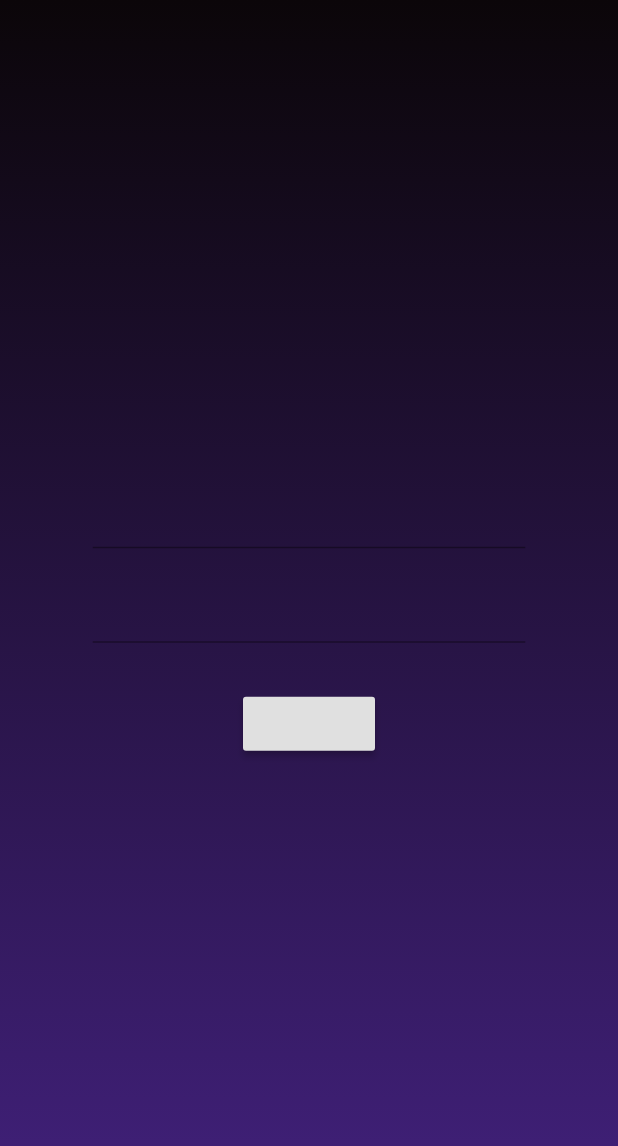
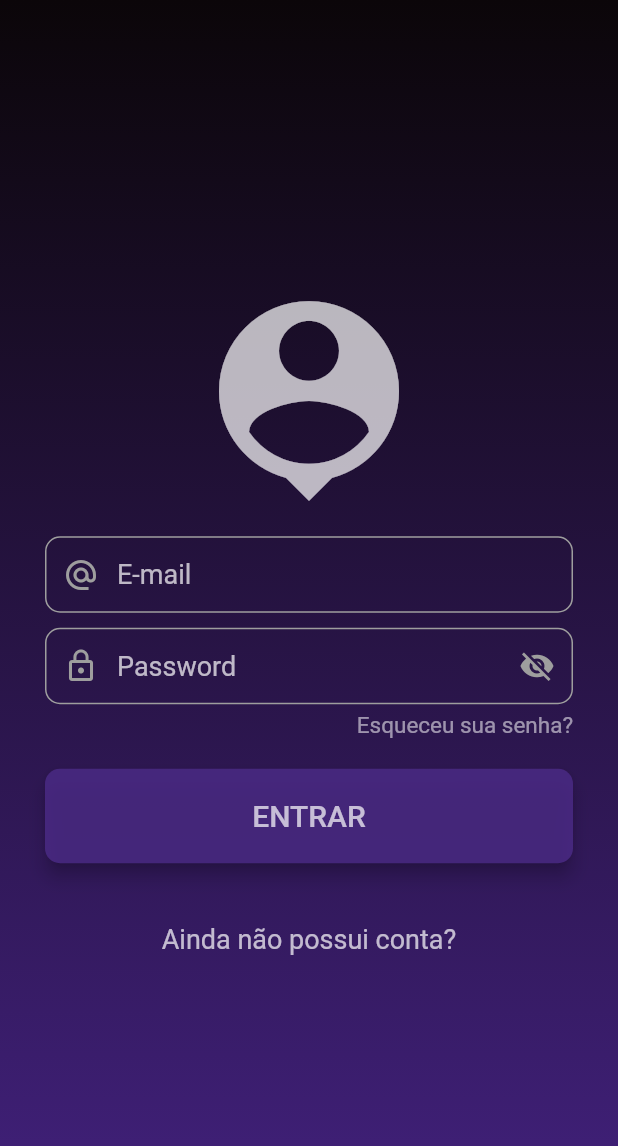
Before and after one commit to MichelHanzenScheeren/app_animacoes_complexas, a Flutter app: the screen it shows after launch, on a phone screen of 412 x 824 dp. Shown: the top 1146 px of the screen. Run offline on Flutter 3.47's test engine with Material 2 defaults, Android fonts, the phone set to English and light mode, and no system bars.

Commit message:
Criação do formulário de login.

```diff
--- a/lib/app/pages/home.dart
+++ /dev/null
@@ -1,33 +0,0 @@
-import 'package:appanimacoescomplexas/app/commonWidgets/gradientContainer.dart';
-import 'package:flutter/material.dart';
-
-class Home extends StatefulWidget {
-  @override
-  _HomeState createState() => _HomeState();
-}
-
-class _HomeState extends State<Home> {
-  @override
-  Widget build(BuildContext context) {
-    return Scaffold(
-      body: GradientContainer(
-        child: Center(
-          child: FractionallySizedBox(
-            widthFactor: 0.7,
-            child: Column(
-              crossAxisAlignment: CrossAxisAlignment.center,
-              mainAxisAlignment: MainAxisAlignment.center,
-              children: <Widget>[
-                TextFormField(),
-                SizedBox(height: 15),
-                TextFormField(),
-                SizedBox(height: 30),
-                RaisedButton(onPressed: (){})
-              ],
-            ),
-          ),
-        ),
-      ),
-    );
-  }
-}
--- /dev/null
+++ b/lib/app/pages/login/CreateAccountButton.dart
@@ -0,0 +1,16 @@
+import 'package:appanimacoescomplexas/app/themes/personalTheme.dart';
+import 'package:flutter/material.dart';
+
+class CreateAccountButton extends StatelessWidget {
+  @override
+  Widget build(BuildContext context) {
+    return InkWell(
+      onTap: () {},
+      child: Text(
+        "Ainda não possui conta?",
+        style: personalButtonTextStyle().copyWith(fontSize: 18),
+        textAlign: TextAlign.center,
+      ),
+    );
+  }
+}
--- /dev/null
+++ b/lib/app/pages/login/forgetPasswordButton.dart
@@ -0,0 +1,19 @@
+import 'package:appanimacoescomplexas/app/themes/personalTheme.dart';
+import 'package:flutter/material.dart';
+
+class ForgetPasswordButton extends StatelessWidget {
+  @override
+  Widget build(BuildContext context) {
+    return InkWell(
+      onTap: () {},
+      child: Container(
+        margin: EdgeInsets.only(top: 5),
+        child: Text(
+          "Esqueceu sua senha?",
+          style: forgetPasswordTextStyle(),
+          textAlign: TextAlign.right,
+        ),
+      ),
+    );
+  }
+}
--- /dev/null
+++ b/lib/app/pages/login/login.dart
@@ -0,0 +1,26 @@
+import 'package:appanimacoescomplexas/app/pages/login/loginForm.dart';
+import 'package:appanimacoescomplexas/app/widgets/gradientContainer.dart';
+import 'package:flutter/material.dart';
+
+class Login extends StatefulWidget {
+  @override
+  _LoginState createState() => _LoginState();
+}
+
+class _LoginState extends State<Login> {
+  @override
+  Widget build(BuildContext context) {
+    return Scaffold(
+      body: GradientContainer(
+        child: Center(
+          child: SingleChildScrollView(
+            child: Padding(
+              padding: EdgeInsets.symmetric(horizontal: 30),
+              child: LoginForm(),
+            ),
+          ),
+        ),
+      ),
+    );
+  }
+}
--- /dev/null
+++ b/lib/app/pages/login/loginButton.dart
@@ -0,0 +1,21 @@
+import 'package:appanimacoescomplexas/app/themes/personalTheme.dart';
+import 'package:flutter/material.dart';
+
+class LoginButton extends StatelessWidget {
+  final Function doLogin;
+  LoginButton(this.doLogin);
+
+  @override
+  Widget build(BuildContext context) {
+    return Material(
+      elevation: 5.0,
+      borderRadius: BorderRadius.circular(10),
+      color: Color.fromRGBO(76, 43, 136, 0.8),
+      child: MaterialButton(
+        padding: EdgeInsets.all(20),
+        onPressed: doLogin,
+        child: Text("ENTRAR", style: personalButtonTextStyle()),
+      ),
+    );
+  }
+}
--- /dev/null
+++ b/lib/app/pages/login/loginForm.dart
@@ -0,0 +1,54 @@
+import 'package:appanimacoescomplexas/app/pages/login/CreateAccountButton.dart';
+import 'package:appanimacoescomplexas/app/pages/login/forgetPasswordButton.dart';
+import 'package:appanimacoescomplexas/app/pages/login/loginButton.dart';
+import 'package:appanimacoescomplexas/app/pages/login/loginFormField.dart';
+import 'package:appanimacoescomplexas/app/validators/emailValidate.dart';
+import 'package:appanimacoescomplexas/app/validators/passwordValidate.dart';
+import 'package:flutter/cupertino.dart';
+import 'package:flutter/material.dart';
+
+class LoginForm extends StatelessWidget {
+  final formKey = GlobalKey<FormState>();
+  final emailController = TextEditingController();
+  final passwordController = TextEditingController();
+
+  @override
+  Widget build(BuildContext context) {
+    return Form(
+      key: formKey,
+      child: Column(
+        mainAxisAlignment: MainAxisAlignment.center,
+        crossAxisAlignment: CrossAxisAlignment.stretch,
+        children: <Widget>[
+          Icon(Icons.person_pin, size: 160),
+          SizedBox(height: 10),
+          LoginFormField(
+            text: "E-mail",
+            icon: Icons.alternate_email,
+            type: TextInputType.emailAddress,
+            validator: emailValidate,
+          ),
+          SizedBox(height: 10),
+          LoginFormField(
+            text: "Password",
+            icon: Icons.lock_outline,
+            controller: passwordController,
+            obscureTextControl: true,
+            validator: passwordValidate,
+          ),
+          ForgetPasswordButton(),
+          SizedBox(height: 20),
+          LoginButton(doLogin),
+          SizedBox(height: 40),
+          CreateAccountButton(),
+        ],
+      ),
+    );
+  }
+
+  void doLogin() {
+    if (formKey.currentState.validate()) {
+      print("Login concluído!");
+    } else {}
+  }
+}
--- /dev/null
+++ b/lib/app/pages/login/loginFormField.dart
@@ -0,0 +1,73 @@
+import 'dart:async';
+
+import 'package:appanimacoescomplexas/app/themes/personalTheme.dart';
+import 'package:flutter/material.dart';
+
+class LoginFormField extends StatefulWidget {
+  final String text;
+  final IconData icon;
+  final TextEditingController controller;
+  final bool obscureTextControl;
+  final TextInputType type;
+  final Function(String text) validator;
+
+  LoginFormField({
+    @required this.text,
+    @required this.icon,
+    this.controller,
+    this.obscureTextControl: false,
+    this.type: TextInputType.text,
+    this.validator,
+  });
+
+  @override
+  _LoginFormFieldState createState() =>
+      _LoginFormFieldState(obscureTextControl);
+}
+
+class _LoginFormFieldState extends State<LoginFormField> {
+  final obscureTextControl;
+  bool obscure;
+  bool autoValidate;
+  _LoginFormFieldState(this.obscureTextControl) {
+    obscure = obscureTextControl;
+    autoValidate = false;
+  }
+
+  void setObscureValue() {
+    if (obscure)
+      setState(() => obscure = false);
+    else
+      setState(() => obscure = true);
+  }
+
+  @override
+  Widget build(BuildContext context) {
+    return TextFormField(
+      obscureText: obscure,
+      enableInteractiveSelection: obscureTextControl ? false : true,
+      validator: widget.validator,
+      controller: widget.controller,
+      autovalidate: autoValidate,
+      onChanged: (_) => setState(() => autoValidate = true),
+      keyboardType: obscureTextControl && !obscure
+          ? TextInputType.visiblePassword
+          : widget.type,
+      textAlignVertical: TextAlignVertical.top,
+      decoration: InputDecoration(
+        errorMaxLines: 2,
+        prefixIcon: Icon(widget.icon, color: Colors.grey),
+        hintText: widget.text,
+        suffixIcon: obscureTextControl
+            ? IconButton(
+                icon: obscure
+                    ? Icon(Icons.visibility_off, color: Colors.grey)
+                    : Icon(Icons.visibility, color: Colors.white70),
+                onPressed: setObscureValue,
+              )
+            : null,
+      ),
+      style: personalInputTextStyle(),
+    );
+  }
+}
--- a/lib/app/themes/appTheme.dart
+++ b/lib/app/themes/appTheme.dart
@@ -2,6 +2,28 @@ import 'package:flutter/material.dart';
 
 ThemeData appTheme() {
   return ThemeData(
-    primarySwatch: Colors.deepPurple,
+    primarySwatch: Colors.grey,
+    iconTheme: IconThemeData(color: Colors.white70),
+
+    inputDecorationTheme: InputDecorationTheme(
+      contentPadding: EdgeInsets.symmetric(horizontal: 5, vertical: 15),
+      enabledBorder: OutlineInputBorder(
+        borderRadius: BorderRadius.circular(10),
+        borderSide: BorderSide(color: Colors.grey),
+      ),
+      focusedBorder: OutlineInputBorder(
+        borderRadius: BorderRadius.circular(10),
+        borderSide: BorderSide(color: Colors.white70),
+      ),
+      errorBorder: OutlineInputBorder(
+        borderRadius: BorderRadius.circular(10),
+        borderSide: BorderSide(color: Colors.red),
+      ),
+      focusedErrorBorder: OutlineInputBorder(
+        borderRadius: BorderRadius.circular(10),
+        borderSide: BorderSide(color: Colors.red),
+      ),
+      hintStyle: TextStyle(color: Colors.white70),
+    ),
   );
 }
--- /dev/null
+++ b/lib/app/themes/personalTheme.dart
@@ -0,0 +1,22 @@
+import 'package:flutter/material.dart';
+
+TextStyle personalInputTextStyle() {
+  return TextStyle(
+      color: Colors.white70,
+      fontSize: 18
+  );
+}
+
+TextStyle personalButtonTextStyle() {
+  return TextStyle(
+      color: Colors.white70,
+      fontSize: 20
+  );
+}
+
+TextStyle forgetPasswordTextStyle() {
+  return TextStyle(
+      color: Colors.white54,
+      fontSize: 15
+  );
+}
--- /dev/null
+++ b/lib/app/validators/emailValidate.dart
@@ -0,0 +1,10 @@
+String emailValidate(String txt) {
+  if (txt.isEmpty) {
+    return "Preenchimento obrigatório!";
+  } else if (txt.contains("@") &&
+      (txt.contains(".com") || txt.contains(".br"))) {
+    return null;
+  } else {
+    return "E-mail inválido!";
+  }
+}
--- /dev/null
+++ b/lib/app/validators/passwordValidate.dart
@@ -0,0 +1,32 @@
+String passwordValidate(String password) {
+  bool hasUppercase = false;
+  bool hasDigits = false;
+  bool hasLower = false;
+  var character = '';
+  var i = 0;
+
+  if (password.isEmpty) return "Preenchimento obrigatório!";
+  if(password.length < 8 || password.length > 30)
+    return "Sua senha precisa ter entre 8 e 30 caracteres";
+  if (!password.contains(RegExp(r'[!_+;@#$%^&*(),.?:{}|<>]')))
+    return ("Sua senha precisa ter pelo menos um caractere especial ([!@#\$%^&*(),.?:{}|<>])");
+
+  while (i < password.length) {
+    character = password.substring(i, i + 1);
+    if(character == " ") return "Sua senha não pode conter espaços em branco!";
+    if (isDigit(character, 0)) {
+      hasDigits = true;
+    } else if(!("[!_+;@#\$%^&*(),.?:{}|<>]".contains(character))) {
+      if (character == character.toUpperCase()) hasUppercase = true;
+      if (character == character.toLowerCase()) hasLower = true;
+    }
+    i++;
+  }
+  if(!hasDigits) return "Sua senha precisa ter pelo menos um número...";
+  if(!hasUppercase) return "Sua senha deve ter pelo menos uma letra maiúscula...";
+  if(!hasLower) return "Sua senha precisa ter pelo menos uma letra minúscula...";
+  return null;
+}
+
+bool isDigit(String s, int idx) =>
+    "0".compareTo(s[idx]) <= 0 && "9".compareTo(s[idx]) >= 0;
--- a/lib/main.dart
+++ b/lib/main.dart
@@ -1,4 +1,4 @@
-import 'package:appanimacoescomplexas/app/pages/home.dart';
+import 'package:appanimacoescomplexas/app/pages/login/login.dart';
 import 'package:appanimacoescomplexas/app/themes/appTheme.dart';
 import 'package:flutter/material.dart';
 
@@ -11,7 +11,7 @@ class MyApp extends StatelessWidget {
       title: 'App Animações Complexas',
       debugShowCheckedModeBanner: false,
       theme: appTheme(),
-      home: Home(),
+      home: Login(),
     );
   }
 }
```
Also changed, not shown: lib/app/widgets/gradientContainer.dart (renamed from lib/app/commonWidgets/gradientContainer.dart).
